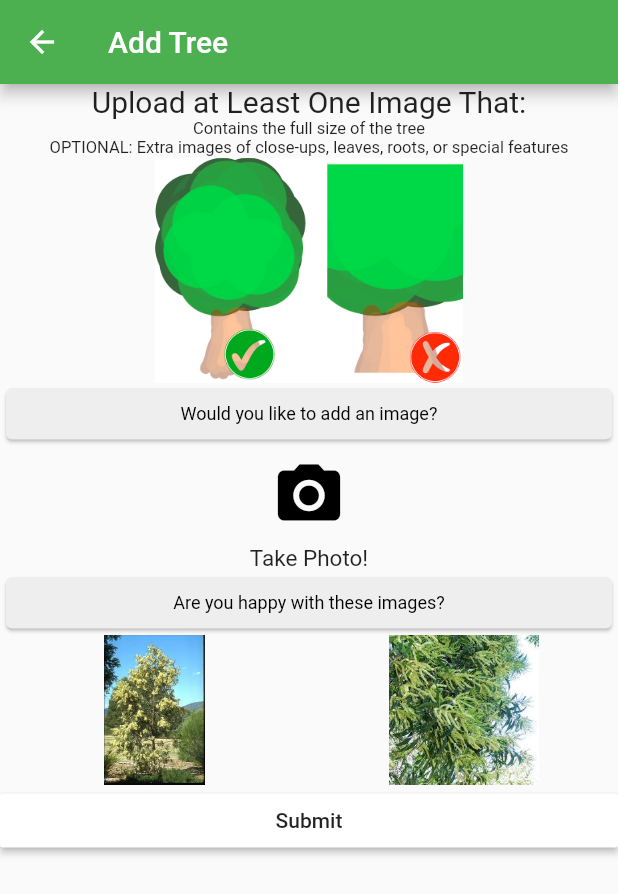
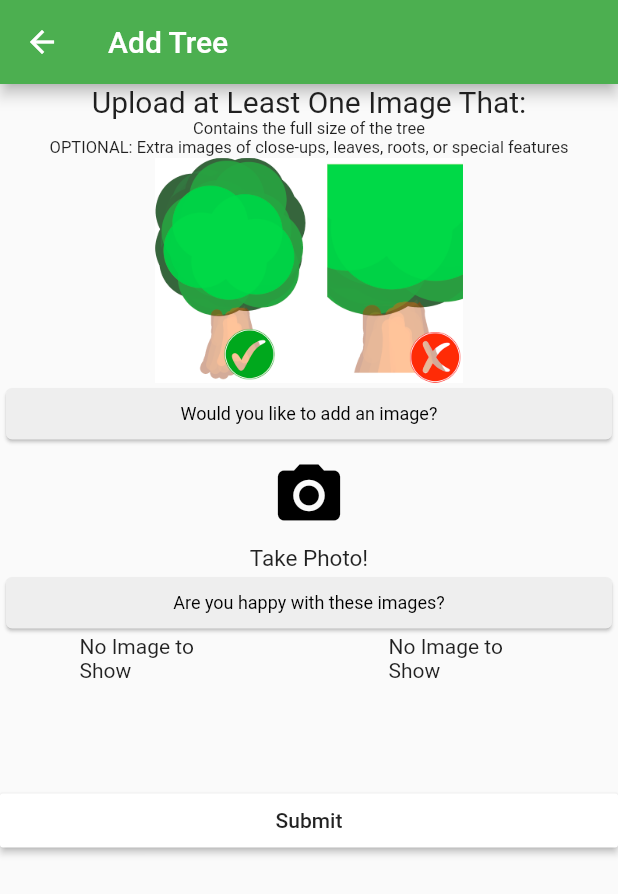
Before and after one commit to aaronddino/Mushroom-Projects, a Flutter app: the AddTreePage screen opened by its route, on a phone screen of 412 x 824 dp. Shown: the top 894 px of the screen. Run offline on Flutter 3.47's test engine with Material 2 defaults, Android fonts, the phone set to English and light mode, and no system bars; our stand-ins replace firebase_database, firebase_storage, image_picker; missing offline and left inert: map_view; accounts and stored records are empty; statements that could not run were skipped.

Commit message:
seaatree_4_aed

```diff
--- a/seeatree_4_aed/lib/main.dart
+++ b/seeatree_4_aed/lib/main.dart
@@ -25,6 +25,7 @@ import 'package:seeatree_4_aed/pages/addtree/9_historical_page.dart';
 import 'package:seeatree_4_aed/pages/addtree/10_shape_page.dart';
 import 'package:seeatree_4_aed/pages/addtree/11_habitat_page.dart';
 import 'package:seeatree_4_aed/pages/addtree/12_submit_page.dart';
+import 'package:seeatree_4_aed/pages/addtree/image_page.dart';
 import 'package:seeatree_4_aed/pages/mytrees/1_my_trees_page.dart';
 import 'package:seeatree_4_aed/pages/community/1_community_page.dart';
 import 'package:seeatree_4_aed/pages/mytrees/view_map.dart';
@@ -55,6 +56,7 @@ void main(){
       "/NameofSpecies": (BuildContext context) => new NameofSpeciesPage(),
       "/ViewMap": (BuildContext context) => new ViewMapPage(),
       "/Submit": (BuildContext context) => new SubmitStatusPage(),
+      "/image": (BuildContext context) => new ImagePage(),
     }
   ));
 }
--- a/seeatree_4_aed/lib/pages/addtree/1_addtree_page.dart
+++ b/seeatree_4_aed/lib/pages/addtree/1_addtree_page.dart
@@ -11,9 +11,37 @@ Purpose:
 
 import 'package:flutter/material.dart';
 import 'package:seeatree_4_aed/widgets.dart';
+import 'package:image_picker/image_picker.dart';
+import 'dart:io';
 
 //#2 Add Tree Page
-class AddTreePage extends StatelessWidget{
+
+class AddTreePage extends StatefulWidget{
+  @override
+  State<StatefulWidget> createState(){
+    return new AddTreePageState();
+  }
+
+}
+class AddTreePageState extends State<AddTreePage>{
+  File image;
+  File image2;
+
+  picker()async{
+    File img = await ImagePicker.pickImage(source: ImageSource.camera);
+    if(img != null){
+      if(image != null){
+        image2 = img;
+      }else{
+        image = img;
+      }
+      setState(() {});
+    }
+  }
+
+
+
+
   @override
   Widget build(BuildContext context){
     return new Scaffold(
@@ -35,7 +63,7 @@ class AddTreePage extends StatelessWidget{
                     color: Colors.grey[200],
                     icon: new Icon(Icons.camera_alt, color: Colors.black),
                     iconSize: 50.0,
-                    onPressed: null
+                    onPressed: picker, ///here
                   ),
                   new Text("Take Photo!", style: new TextStyle(fontSize: 15.0), textAlign: TextAlign.center,),
                 ],
@@ -44,8 +72,20 @@ class AddTreePage extends StatelessWidget{
               new Row(
                 mainAxisAlignment: MainAxisAlignment.spaceAround,
                 children: <Widget>[
-                  new Image(image: new AssetImage("assets/photo1.jpg"), width: 100.0, height: 100.0),
-                  new Image(image: new AssetImage("assets/photo2.jpg"), width: 100.0, height: 100.0),
+                  Container(
+                    width: 100.0,
+                    height: 100.0,
+                     child: image == null
+                        ? new Text('No Image to Show ')
+                        : new Image.file(image),
+                  ),
+                  Container(
+                    width: 100.0,
+                    height: 100.0,
+                     child: image2 == null
+                        ? new Text('No Image to Show ')
+                        : new Image.file(image2),
+                  ),
                 ],
               ),
               new RaisedButton(
--- a/seeatree_4_aed/lib/pages/addtree/4_landmark_page.dart
+++ b/seeatree_4_aed/lib/pages/addtree/4_landmark_page.dart
@@ -82,7 +82,7 @@ class LandmarkStatusPage extends StatelessWidget {
                     ),
                     onPressed: () {
                       globals.item.landmark = "Yes";
-                      Navigator.of(context).pushNamed("/SizeStatus");
+                      Navigator.of(context).pushNamed("/image");
                     },
                   ),
                   new RaisedButton(
--- /dev/null
+++ b/seeatree_4_aed/lib/pages/addtree/image_page.dart
@@ -0,0 +1,50 @@
+import 'package:flutter/material.dart';
+import 'package:image_picker/image_picker.dart';
+import 'dart:io';
+
+class ImagePage extends StatefulWidget{
+  @override
+  State<StatefulWidget> createState(){
+    return new ImagePageState();
+
+  }
+}
+
+class ImagePageState extends State<ImagePage>{
+File image;
+
+//  To use Gallery or File Manager to pick Image
+//  Comment Line No. 19 and uncomment Line number 20
+  picker() async {
+    print('Picker is called');
+    File img = await ImagePicker.pickImage(source: ImageSource.camera);
+//    File img = await ImagePicker.pickImage(source: ImageSource.gallery);
+    if (img != null) {
+      image = img;
+      setState(() {});
+    }
+  }
+
+  @override
+  Widget build(BuildContext context) {
+    return new MaterialApp(
+      home: new Scaffold(
+        appBar: new AppBar(
+          title: new Text('Image Picker'),
+        ),
+        body: new Container(
+          child: new Center(
+            child: image == null
+                ? new Text('No Image to Show ')
+                : new Image.file(image),
+          ),
+        ),
+        floatingActionButton: new FloatingActionButton(
+          onPressed: picker,
+          child: new Icon(Icons.camera_alt),
+        ),
+      ),
+    );
+  }
+
+  }
--- a/seeatree_4_aed/pubspec.yaml
+++ b/seeatree_4_aed/pubspec.yaml
@@ -6,7 +6,9 @@ dependencies:
     sdk: flutter
   firebase_database: ^0.4.1
   firebase_core: any #higher
+  firebase_storage: "^1.0.1"
   map_view: "^0.0.14"
+  image_picker:
 
 
 
```
Also changed, not shown: seeatree_4_aed/lib/pages/addtree/12_submit_page.dart (+56 -0 lines), seeatree_4_aed/pubspec.lock.
